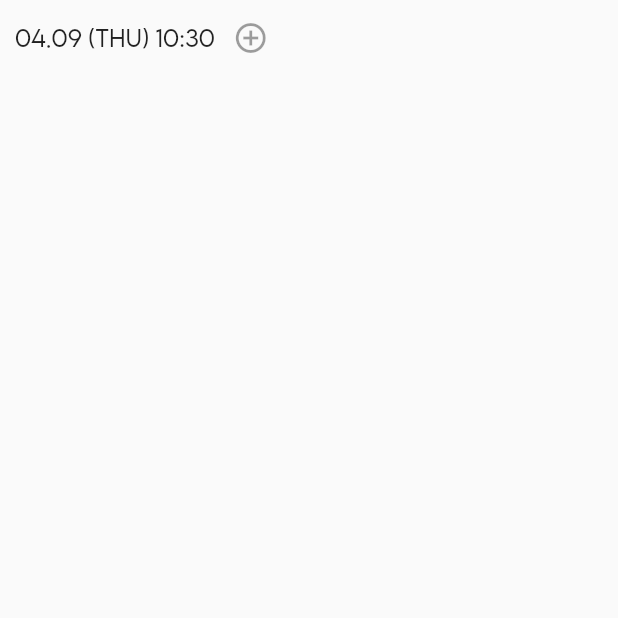
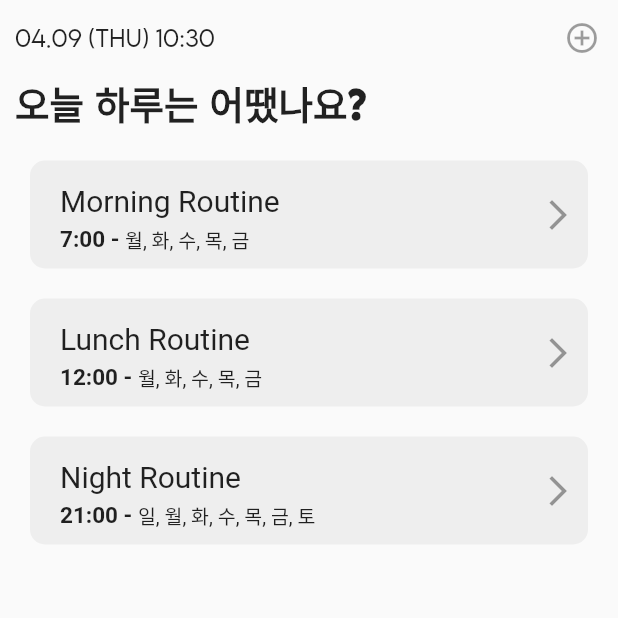
Before and after one commit to StrangeLee/RoutineApp, a Flutter app: the screen it shows after launch, on a phone screen of 412 x 824 dp, the top half of it. Run offline on Flutter 3.47's test engine with Material 2 defaults, Android fonts, the phone set to English and light mode, and no system bars.

Commit message:
Update show_routines.dart
Todo 추가 및 메인화면 전체적인 디자인 생성

```diff
--- a/lib/show_routines.dart
+++ b/lib/show_routines.dart
@@ -1,3 +1,4 @@
+import 'package:flutter/cupertino.dart';
 import 'package:flutter/material.dart';
 import 'package:intl/intl.dart';
 
@@ -17,6 +18,7 @@ class _ShowRoutinesState extends State<ShowRoutines> {
           child: Column(
             children: <Widget>[
               Row(
+                mainAxisAlignment: MainAxisAlignment.spaceBetween,
                 children: <Widget>[
                   Padding(
                     padding: EdgeInsets.fromLTRB(10, 15, 0, 15),
@@ -32,13 +34,97 @@ class _ShowRoutinesState extends State<ShowRoutines> {
                     icon: Icon(
                         Icons.add_circle_outline
                     ),
+                    // TODO : onPressed 함수 추가 및 새 페이지 만들기
                     onPressed: null,
                   )
                 ],
               ),
+              Container(
+                alignment: Alignment.centerLeft,
+                padding: EdgeInsets.fromLTRB(10, 0, 0, 0),
+                child: Text(
+                  '오늘 하루는 어땠나요?',
+                  style: TextStyle(
+                    fontSize: 25.0,
+                    fontFamily: 'LemonMilkMedium',
+                    fontWeight: FontWeight.bold,
+                  ),
+                ),
+              ),
+              // TODO : Bottom Line 추가
+              Padding(
+                  padding: EdgeInsets.fromLTRB(0, 20, 0, 0)
+              ),
+              Expanded( // 왜 Expanded 로 감싸지?
+                  child: ListView(
+                    children: <Widget>[
+                      routineItem('Morning Routine', '월, 화, 수, 목, 금', '7:00'),
+                      routineItem('Lunch Routine', '월, 화, 수, 목, 금', '12:00'),
+                      routineItem('Night Routine', '일, 월, 화, 수, 목, 금, 토', '21:00'),
+                    ],
+                  )
+              )
             ],
-          )
+          ),
       )
     );
   }
+
+  Widget routineItem(String title, String days, String time) {
+    return Padding(
+      padding: EdgeInsets.fromLTRB(20, 0, 20, 20),
+      child: Material(
+        borderRadius: BorderRadius.circular(10.0),
+        color: Colors.grey[200],
+        child: Row(
+          mainAxisAlignment: MainAxisAlignment.spaceBetween,
+          children: <Widget>[
+            Column(
+              crossAxisAlignment: CrossAxisAlignment.start,
+              children: <Widget>[
+                Padding(
+                  padding: EdgeInsets.fromLTRB(20, 15, 0, 5),
+                  child: Text(
+                    title,
+                    style: TextStyle(
+                        fontSize: 20.0
+                    ),
+                  ),
+                ),
+                Padding(
+                  padding: EdgeInsets.fromLTRB(20, 0, 0, 10),
+                  child: Row(
+                    children: <Widget>[
+                      Text(
+                        '$time - ',
+                        style: TextStyle(
+                          fontSize: 15.0,
+                          fontWeight: FontWeight.bold
+                        ),
+                      ),
+                      Text(
+                        days,
+                        style: TextStyle(
+                            fontSize: 13.0,
+                        ),
+                      ),
+                    ],
+                  )
+                )
+              ],
+            ),
+            IconButton(
+              icon: Icon(
+                  Icons.arrow_forward_ios
+              ),
+              // TODO : onPressed 함수 추가 및 새 페이지 만들기
+              onPressed: null,
+              alignment: Alignment.centerRight,
+            )
+          ],
+        ),
+      ),
+    );
+  }
+
 }
```
